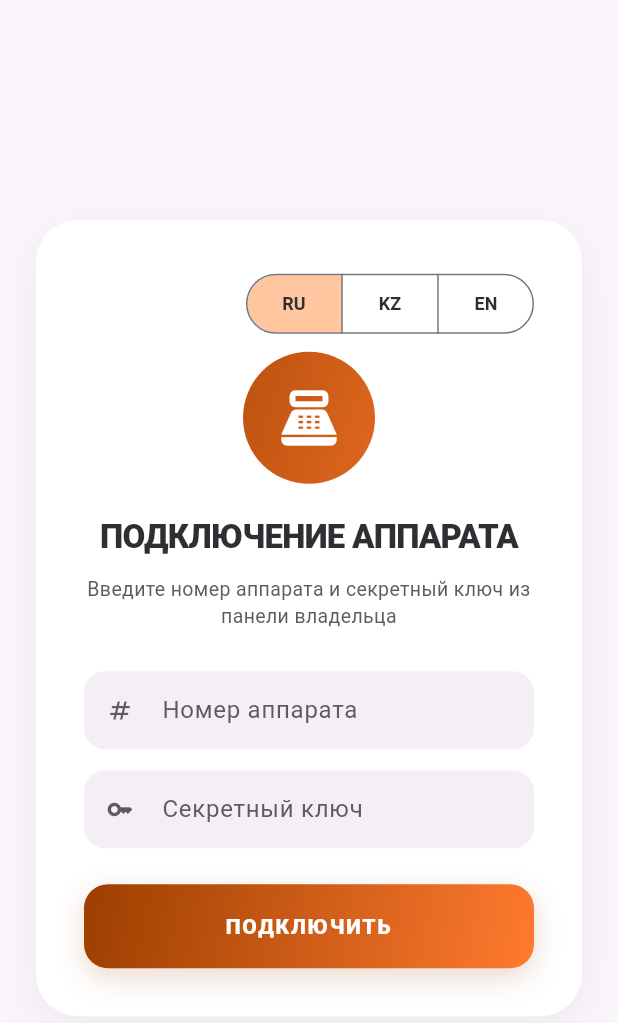
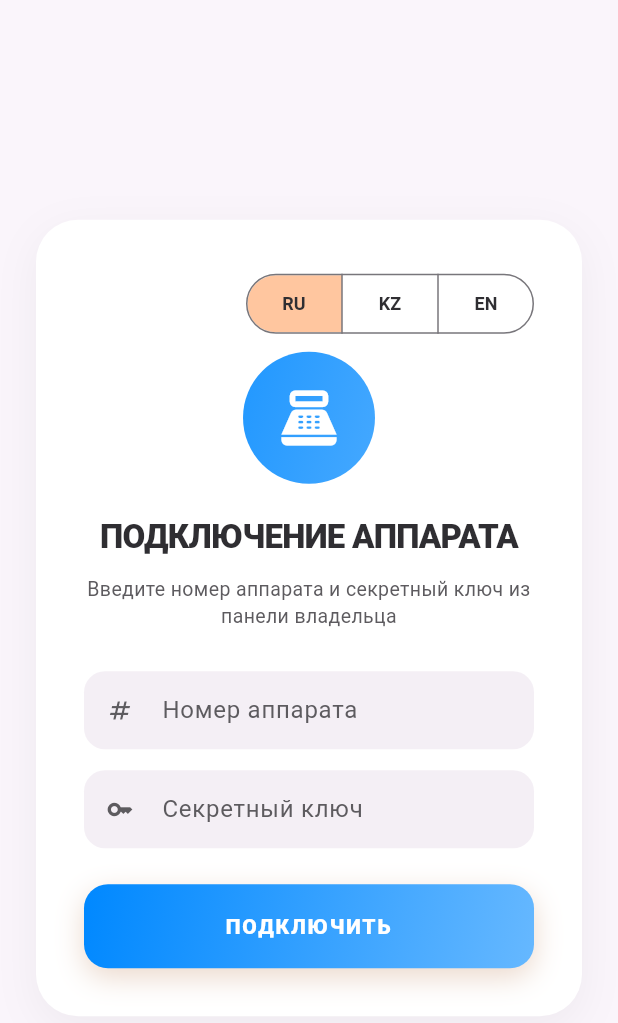
Before and after one commit to Samat1989/smartvend-tablet, a Flutter app: the screen it shows after launch, on a phone screen of 412 x 824 dp. Shown: the top 1023 px of the screen. Run offline on Flutter 3.47's test engine with Material 3 defaults, Android fonts, the phone set to English and light mode, and no system bars; our stand-ins replace file_picker, package_info_plus, qr_flutter, shared_preferences, video_player; missing offline and left inert: usb_serial.

Commit message:
Theme: swap primary palette warm-orange → iOS blue + bump to 1.0.5
The orange primary made loading spinners and the pairing/login screen
look unrelated to the rest of the customer storefront, which uses
iOS-style blue for CTAs. Move all theme.primary tokens onto the same
0xFF0088FF blue used elsewhere — spinners, focused input borders,
FilledButton fills, AppBar accents all follow suit without further
edits. Brand accents that should stay warm (price labels, twin-slot
badges, maintenance icons) keep using the explicit iosOrange token.

Bumps versionCode to 1005 so the in-app updater can detect this build
as newer than the 1.0.4 release running on tablets.

```diff
--- a/m102_tester/lib/theme.dart
+++ b/m102_tester/lib/theme.dart
@@ -4,11 +4,11 @@ import 'package:flutter/material.dart';
 /// `c:\micromarket\customer_web\src\index.css` so the vending kiosk and
 /// the customer-web product feel like the same brand.
 class AppColors {
-  static const primary = Color(0xFF9C3F00);
-  static const primaryDim = Color(0xFF893600);
-  static const primaryContainer = Color(0xFFFF7A2F);
-  static const onPrimary = Color(0xFFFFF0EA);
-  static const onPrimaryFixedVariant = Color(0xFF4F1C00);
+  static const primary = Color(0xFF0088FF);
+  static const primaryDim = Color(0xFF0070D6);
+  static const primaryContainer = Color(0xFF66B8FF);
+  static const onPrimary = Color(0xFFFFFFFF);
+  static const onPrimaryFixedVariant = Color(0xFF002A4F);
 
   static const secondary = Color(0xFF904800);
   static const secondaryContainer = Color(0xFFFFC69F);
--- a/m102_tester/pubspec.yaml
+++ b/m102_tester/pubspec.yaml
@@ -16,7 +16,7 @@ publish_to: 'none' # Remove this line if you wish to publish to pub.dev
 # https://developer.apple.com/library/archive/documentation/General/Reference/InfoPlistKeyReference/Articles/CoreFoundationKeys.html
 # In Windows, build-name is used as the major, minor, and patch parts
 # of the product and file versions while build-number is used as the build suffix.
-version: 1.0.4+1004
+version: 1.0.5+1005
 
 environment:
   sdk: ^3.11.1
```
